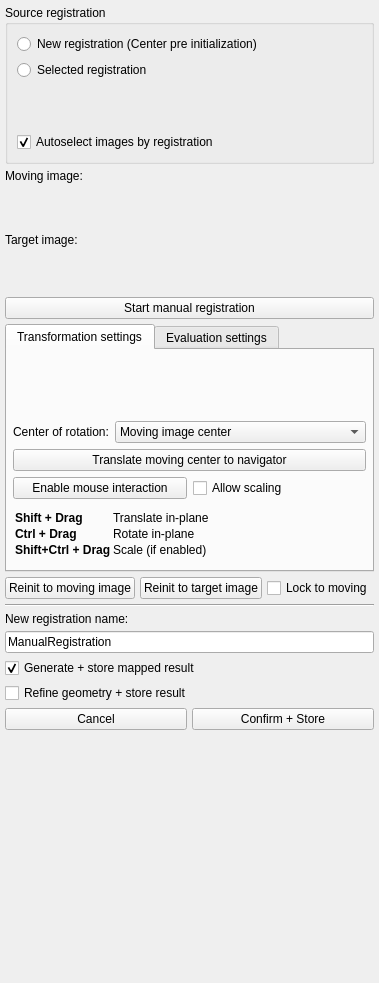
The window that Plugins/org.mitk.gui.qt.matchpoint.manipulator/src/internal/QmitkMatchPointRegistrationManipulator.ui (MITK/MITK) describes before a commit, drawn with Qt 5.
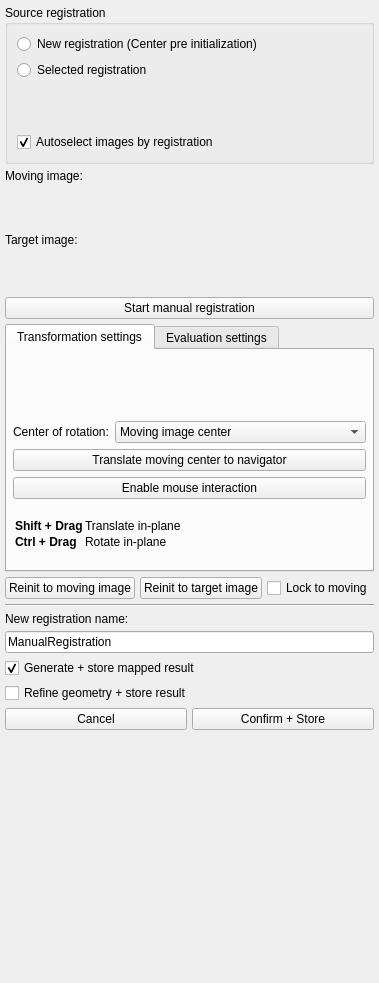
The same window after the commit. Custom widgets are drawn as their Qt base class.

Commit message: Removed scaling code. Scaling feature will not be covered in that issue as it is an issue on its own if done correctly.

Diff of the .ui file:
```diff
--- a/Plugins/org.mitk.gui.qt.matchpoint.manipulator/src/internal/QmitkMatchPointRegistrationManipulator.ui
+++ b/Plugins/org.mitk.gui.qt.matchpoint.manipulator/src/internal/QmitkMatchPointRegistrationManipulator.ui
@@ -220,25 +220,12 @@
            </property>
           </widget>
          </item>
-         <item>
-          <widget class="QCheckBox" name="checkScaling">
-           <property name="toolTip">
-            <string>If checked, uniform scaling via Shift+Ctrl+Drag is enabled.</string>
-           </property>
-           <property name="text">
-            <string>Allow scaling</string>
-           </property>
-           <property name="checked">
-            <bool>false</bool>
-           </property>
-          </widget>
-         </item>
         </layout>
        </item>
        <item>
         <widget class="QLabel" name="lblInteractionInfo">
          <property name="text">
-          <string>&lt;html&gt;&lt;head/&gt;&lt;body&gt;&lt;table&gt;&lt;tr&gt;&lt;td&gt;&lt;b&gt;Shift + Drag&lt;/b&gt;&lt;/td&gt;&lt;td&gt;Translate in-plane&lt;/td&gt;&lt;/tr&gt;&lt;tr&gt;&lt;td&gt;&lt;b&gt;Ctrl + Drag&lt;/b&gt;&lt;/td&gt;&lt;td&gt;Rotate in-plane&lt;/td&gt;&lt;/tr&gt;&lt;tr&gt;&lt;td&gt;&lt;b&gt;Shift+Ctrl + Drag&lt;/b&gt;&lt;/td&gt;&lt;td&gt;Scale (if enabled)&lt;/td&gt;&lt;/tr&gt;&lt;/table&gt;&lt;/body&gt;&lt;/html&gt;</string>
+          <string>&lt;html&gt;&lt;head/&gt;&lt;body&gt;&lt;table&gt;&lt;tr&gt;&lt;td&gt;&lt;b&gt;Shift + Drag&lt;/b&gt;&lt;/td&gt;&lt;td&gt;Translate in-plane&lt;/td&gt;&lt;/tr&gt;&lt;tr&gt;&lt;td&gt;&lt;b&gt;Ctrl + Drag&lt;/b&gt;&lt;/td&gt;&lt;td&gt;Rotate in-plane&lt;/td&gt;&lt;/tr&gt;&lt;/table&gt;&lt;/body&gt;&lt;/html&gt;</string>
          </property>
          <property name="wordWrap">
           <bool>true</bool>
```
The commit also changes 3 other files.
